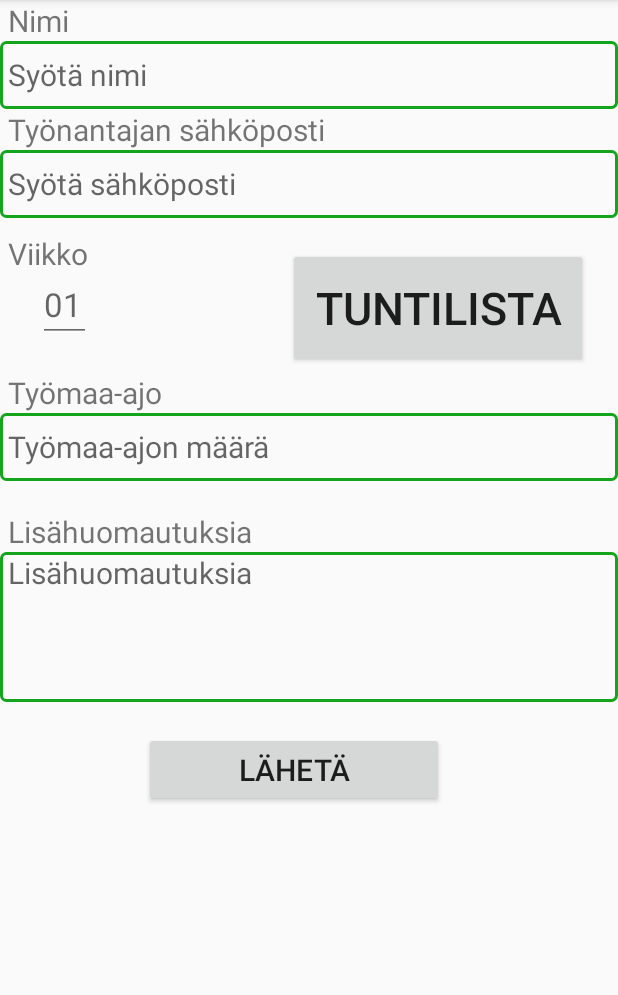
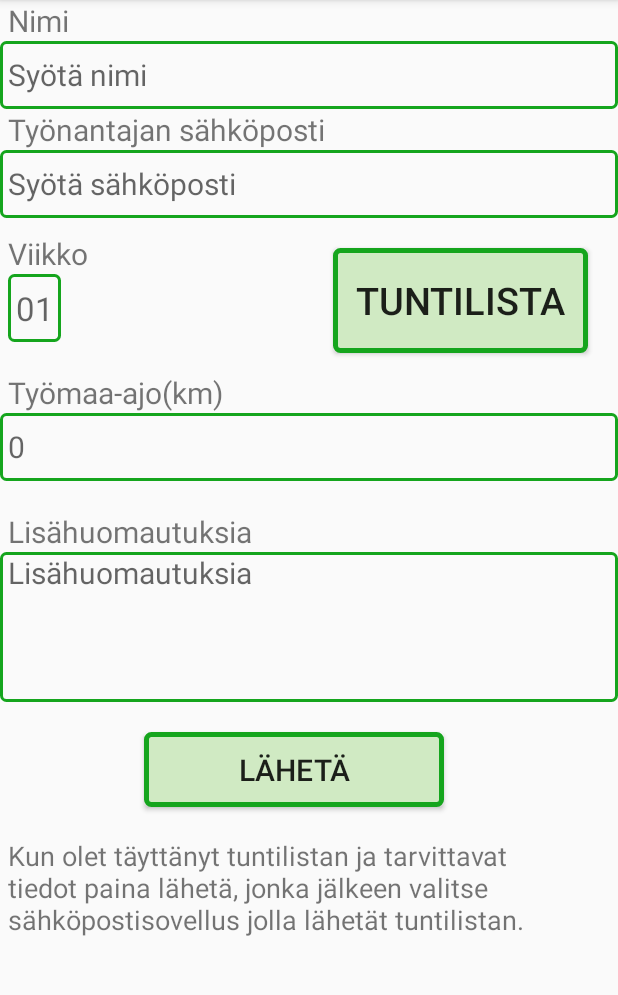
Before and after one commit to GitSucks123/RaksaTunnitApp, an Android app: the screen it shows after launch (MainActivity), on a phone screen of 412 x 824 dp, the part 84-1079 px from its top. Run offline under Robolectric (Android 15) with nearby library versions, the phone set to English and light mode, and no system bars.

Commit message:
Final commit

```diff
--- a/app/src/main/java/com/example/raksatunnitapp/Main2Activity.java
+++ b/app/src/main/java/com/example/raksatunnitapp/Main2Activity.java
@@ -35,7 +35,7 @@ public class Main2Activity extends AppCompatActivity {
         dayText = findViewById(R.id.dayTextView);
         List<String> dayList = Arrays.asList(getResources().getStringArray(R.array.two_week_array));
 
-        //Spinnerit
+
         carSpinner = findViewById(R.id.carSpinner);
         ArrayAdapter<CharSequence> adapter = ArrayAdapter.createFromResource(this,
                 R.array.car_array, android.R.layout.simple_spinner_item);
@@ -62,7 +62,7 @@ public class Main2Activity extends AppCompatActivity {
         String compareCarValue = dailyDataList.get(index).getWorkVehicle();
         String compareHoursValue = dailyDataList.get(index).getWorkHours();;
 
-        //spinnerien asettelu
+
         if (compareHoursValue != null) {
             int spinnerPosition = adapter2.getPosition(compareHoursValue);
             hoursSpinner.setSelection(spinnerPosition);
--- a/app/src/main/java/com/example/raksatunnitapp/dayData.java
+++ b/app/src/main/java/com/example/raksatunnitapp/dayData.java
@@ -3,32 +3,33 @@ package com.example.raksatunnitapp;
 import java.io.Serializable;
 
 public class dayData implements Serializable{
-    String  workHours = "";
-    String workCommute = "";
-    String workLocation = "";
-    String workVehicle = "";
-    public void setWorkHours(String hours){ workHours = hours; }
-    public void setWorkCommute(String commute){
+    private String  workHours = "";
+    private String workCommute = "";
+    private String workLocation = "";
+    private String workVehicle = "";
+
+    void setWorkHours(String hours){ workHours = hours; }
+    void setWorkCommute(String commute){
     workCommute = commute;
     }
-    public void setWork(String location){
+    void setWork(String location){
     workLocation = location;
     }
-    public void setWorkVehicle(String vehicle)
+    void setWorkVehicle(String vehicle)
     {
      workVehicle = vehicle;
     }
 
-    public String getWorkHours(){
+     String getWorkHours(){
         return workHours;
     }
-    public String getWorkCommute(){
+     String getWorkCommute(){
         return workCommute;
     }
-    public String getWorkVehicle(){
+     String getWorkVehicle(){
         return workVehicle;
     }
-    public String getWorkLocation(){
+     String getWorkLocation(){
         return workLocation;
     }
 }
--- /dev/null
+++ b/app/src/main/res/drawable-v24/button_bg.xml
@@ -0,0 +1,8 @@
+<?xml version="1.0" encoding="utf-8"?>
+<shape xmlns:android="http://schemas.android.com/apk/res/android"
+    android:shape="rectangle">
+
+    <corners android:radius="3dp" />
+    <stroke android:width="5px" android:color="@color/colorPrimary" />
+    <solid android:color="#D0EAC3"/>
+</shape>
--- a/app/src/main/res/layout/activity_main.xml
+++ b/app/src/main/res/layout/activity_main.xml
@@ -73,14 +73,17 @@
         android:layout_marginStart="5dp" />
     <Button
         android:id="@+id/workHourListButton"
-        android:layout_width="200dp"
-        android:layout_height="80dp"
+        android:layout_width="170dp"
+        android:layout_height="70dp"
         android:text="Tuntilista"
-        android:textSize="30sp"
+        android:textSize="25sp"
         app:layout_constraintTop_toBottomOf="@+id/employerEditText"
         app:layout_constraintRight_toRightOf="parent"
         android:layout_marginRight="20dp"
         android:layout_marginTop="20dp"
+        android:background="@drawable/button_bg"
+
+
 
 
         android:layout_marginEnd="20dp" />
@@ -94,7 +97,11 @@
         android:id="@+id/week1EditText"
         android:inputType="number"
         android:maxLength="2"
-        android:layout_marginLeft="20dp"
+        android:background="@drawable/edittext_border"
+        android:paddingLeft="5dp"
+        android:paddingRight="5dp"
+
+
         />
 
 
@@ -102,7 +109,7 @@
     <TextView
         android:layout_width="wrap_content"
         android:layout_height="wrap_content"
-        android:text="Työmaa-ajo"
+        android:text="Työmaa-ajo(km)"
         android:textSize="20sp"
         app:layout_constraintLeft_toLeftOf="parent"
         app:layout_constraintTop_toBottomOf="@id/week1EditText"
@@ -117,12 +124,12 @@
         app:layout_constraintTop_toBottomOf="@id/drivingTextView"
         app:layout_constraintLeft_toLeftOf="parent"
         android:textSize="20sp"
-        android:hint="Työmaa-ajon määrä"
+        android:hint="0"
         android:id="@+id/drivingEditText"
         android:background="@drawable/edittext_border"
         android:paddingLeft="5dp"
         android:paddingRight="5dp"
-        android:inputType="text"
+        android:inputType="number"
         />
     <TextView
         android:layout_width="wrap_content"
@@ -162,9 +169,21 @@
         app:layout_constraintLeft_toLeftOf="parent"
         android:layout_marginRight="20dp"
         android:layout_marginTop="20dp"
-
+        android:background="@drawable/button_bg"
 
         android:layout_marginEnd="20dp" />
+    <TextView
+        android:layout_width="wrap_content"
+        android:layout_height="wrap_content"
+        android:textSize="18sp"
+        app:layout_constraintLeft_toLeftOf="parent"
+        app:layout_constraintTop_toBottomOf="@id/sendButton"
+        android:id="@+id/infoTextView"
+        android:layout_marginLeft="5dp"
+        android:layout_marginTop="20dp"
+        android:text="Kun olet täyttänyt tuntilistan ja tarvittavat tiedot paina lähetä, jonka jälkeen valitse sähköpostisovellus jolla lähetät tuntilistan."
+        android:layout_marginStart="5dp"
+        android:inputType="textMultiLine"/>
 
 
 </androidx.constraintlayout.widget.ConstraintLayout>
--- a/app/src/main/res/layout/activity_main2.xml
+++ b/app/src/main/res/layout/activity_main2.xml
@@ -93,7 +93,7 @@
     <TextView
         android:layout_width="wrap_content"
         android:layout_height="wrap_content"
-        android:text="Auto"
+        android:text="Ajoneuvo"
         android:textSize="20sp"
         app:layout_constraintTop_toBottomOf="@id/distanceEditText"
         app:layout_constraintLeft_toRightOf="@id/workHoursSpinner"
@@ -119,6 +119,8 @@
         app:layout_constraintTop_toBottomOf="@+id/carSpinner"
         android:layout_marginTop="20dp"
         android:text="Tallenna"
+        android:background="@drawable/button_bg"
+
         />
 
 </androidx.constraintlayout.widget.ConstraintLayout>
--- a/app/src/main/res/menu/actionbar1.xml
+++ b/app/src/main/res/menu/actionbar1.xml
@@ -1,7 +1,7 @@
 <?xml version="1.0" encoding="utf-8"?>
 <menu xmlns:android="http://schemas.android.com/apk/res/android">
 
-    <item android:title="Päivitä näkymä"
+    <item android:title="Nollaa päivät"
         android:id="@+id/refreshList"
         android:onClick="refreshListview"/>
 </menu>
--- a/app/src/main/res/values/strings.xml
+++ b/app/src/main/res/values/strings.xml
@@ -19,6 +19,7 @@
     <string-array name="car_array">
         <item>oma auto</item>
         <item>firman auto</item>
+        <item></item>
     </string-array>
     <string-array name="work_hours_array">
         <item>0</item>
```
Also changed, not shown: app/src/main/java/com/example/raksatunnitapp/Main3Activity.java (+38 -5 lines), app/src/main/java/com/example/raksatunnitapp/MainActivity.java (+9 -8 lines).
